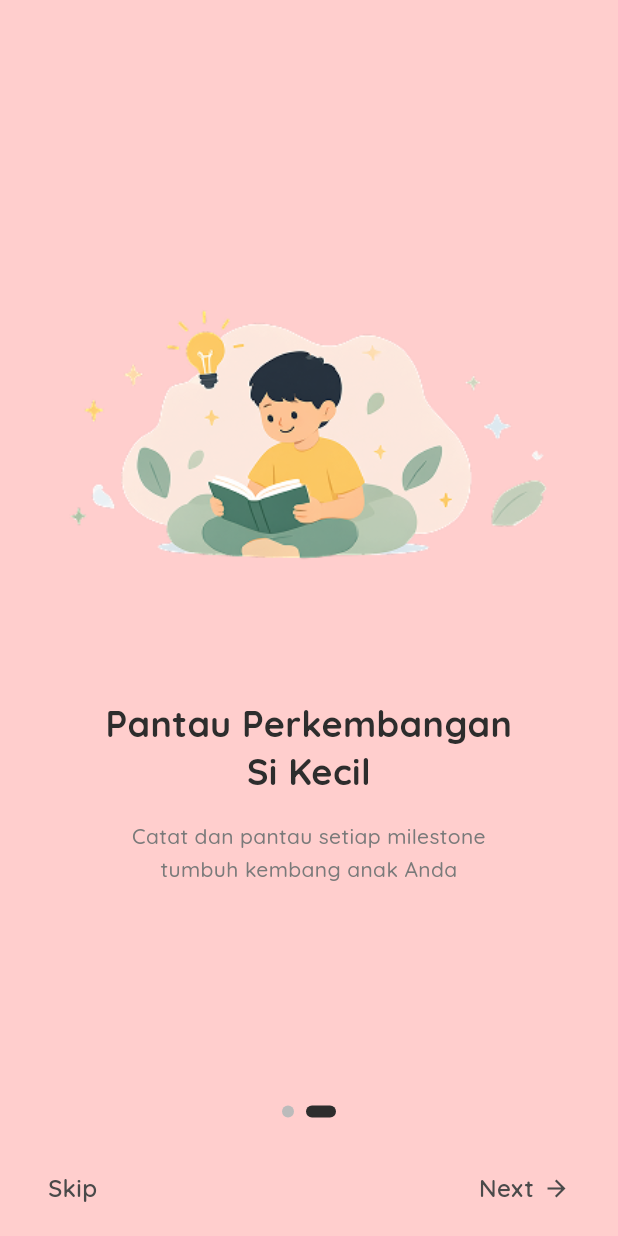
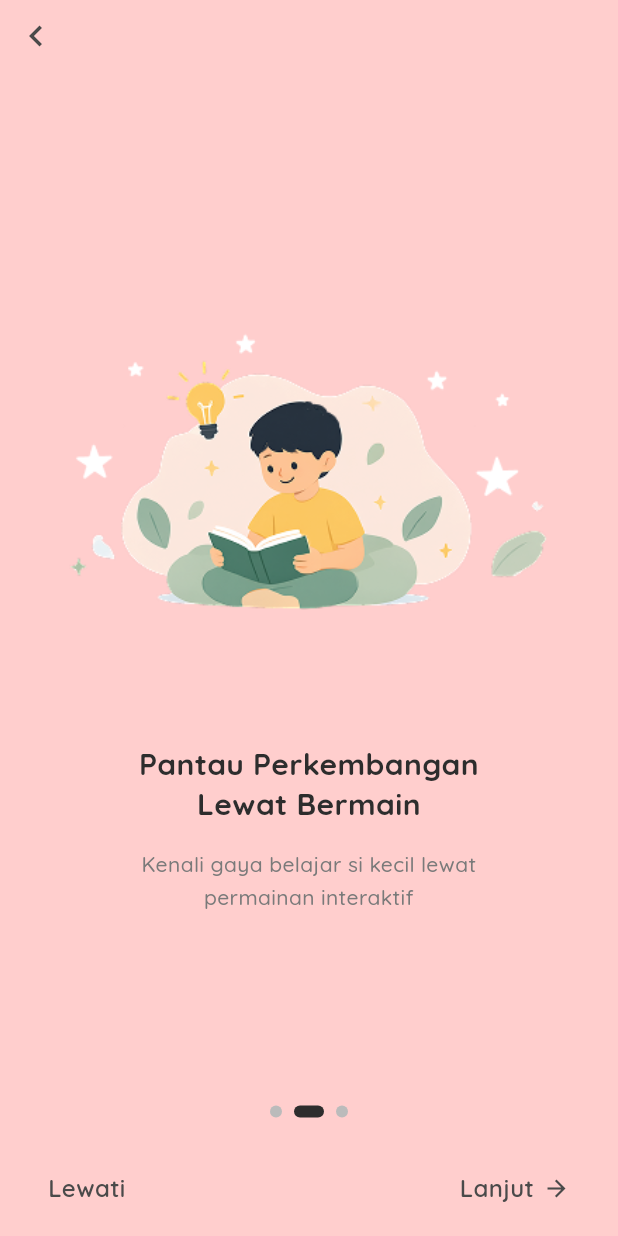
Before and after one commit to xzael24/KawanTumbuh, a Flutter app: the screen it shows after launch, swiped to page 2, on a phone screen of 412 x 824 dp. Run offline on Flutter 3.47's test engine with Material 3 defaults, Android fonts, the phone set to English and light mode, and no system bars; our stand-ins replace google_fonts.

Commit message:
on boarding

```diff
--- a/apps/mobile/kawan_tumbuh/lib/onboarding_screen.dart
+++ b/apps/mobile/kawan_tumbuh/lib/onboarding_screen.dart
@@ -19,11 +19,15 @@ class _OnboardingScreenState extends State<OnboardingScreen> {
       'title': 'Tumbuh Bersama\ndi Setiap Langkahnya',
       'subtitle': 'Kenali potensi dan stimulasi tumbuh\nkembangnya sejak dini',
     },
-    // Tambah halaman onboarding lainnya di sini nanti
     {
       'image': 'assets/images/ob1_illustration.png',
-      'title': 'Pantau Perkembangan\nSi Kecil',
-      'subtitle': 'Catat dan pantau setiap milestone\ntumbuh kembang anak Anda',
+      'title': 'Pantau Perkembangan\nLewat Bermain',
+      'subtitle': 'Kenali gaya belajar si kecil lewat\npermainan interaktif',
+    },
+    {
+      'image': 'assets/images/ob1_illustration.png',
+      'title': 'Dampingi Si Kecil Tumbuh\nPercaya Diri',
+      'subtitle': 'Dapatkan panduan stimulasi harian\nsesuai kebutuhan unik si kecil',
     },
   ];
 
@@ -35,6 +39,15 @@ class _OnboardingScreenState extends State<OnboardingScreen> {
       );
     } else {
       _goToHome();
+    }
+  }
+
+  void _onBack() {
+    if (_currentPage > 0) {
+      _pageController.previousPage(
+        duration: const Duration(milliseconds: 350),
+        curve: Curves.easeInOut,
+      );
     }
   }
 
@@ -50,15 +63,37 @@ class _OnboardingScreenState extends State<OnboardingScreen> {
 
   @override
   Widget build(BuildContext context) {
+    final bool isFirst = _currentPage == 0;
+    final bool isLast = _currentPage == _pages.length - 1;
+
     return Scaffold(
       backgroundColor: const Color(0xFFFFCECD),
       body: SafeArea(
         child: Column(
           children: [
+            // ── Top bar: tombol back (hanya OB 2 & 3) ─────────────────
+            SizedBox(
+              height: 48,
+              child: Align(
+                alignment: Alignment.centerLeft,
+                child: isFirst
+                    ? const SizedBox.shrink()
+                    : IconButton(
+                        onPressed: _onBack,
+                        icon: const Icon(
+                          Icons.chevron_left,
+                          size: 28,
+                          color: Color(0xFF4A4A4A),
+                        ),
+                      ),
+              ),
+            ),
+
             // ── PageView ──────────────────────────────────────────────
             Expanded(
               child: PageView.builder(
                 controller: _pageController,
+                physics: const NeverScrollableScrollPhysics(),
                 itemCount: _pages.length,
                 onPageChanged: (index) {
                   setState(() => _currentPage = index);
@@ -85,17 +120,17 @@ class _OnboardingScreenState extends State<OnboardingScreen> {
               ),
             ),
 
-            // ── Bottom Nav: Skip / Next ────────────────────────────────
+            // ── Bottom Nav: Lewati / Lanjut|Mulai ─────────────────────
             Padding(
               padding: const EdgeInsets.symmetric(horizontal: 32, vertical: 20),
               child: Row(
                 mainAxisAlignment: MainAxisAlignment.spaceBetween,
                 children: [
-                  // Skip
+                  // Lewati
                   GestureDetector(
                     onTap: _goToHome,
                     child: Text(
-                      'Skip',
+                      'Lewati',
                       style: GoogleFonts.quicksand(
                         fontSize: 16,
                         fontWeight: FontWeight.w600,
@@ -104,13 +139,13 @@ class _OnboardingScreenState extends State<OnboardingScreen> {
                     ),
                   ),
 
-                  // Next →
+                  // Lanjut → / Mulai →
                   GestureDetector(
                     onTap: _onNext,
                     child: Row(
                       children: [
                         Text(
-                          'Next',
+                          isLast ? 'Mulai' : 'Lanjut',
                           style: GoogleFonts.quicksand(
                             fontSize: 16,
                             fontWeight: FontWeight.w600,
@@ -171,7 +206,7 @@ class _OnboardingPage extends StatelessWidget {
             title,
             textAlign: TextAlign.center,
             style: GoogleFonts.quicksand(
-              fontSize: 24,
+              fontSize: 20,
               fontWeight: FontWeight.w700,
               color: const Color(0xFF2D2D2D),
               height: 1.35,
--- a/apps/mobile/kawan_tumbuh/lib/splash_screen.dart
+++ b/apps/mobile/kawan_tumbuh/lib/splash_screen.dart
@@ -84,7 +84,7 @@ class _SplashScreenState extends State<SplashScreen>
   @override
   Widget build(BuildContext context) {
     return Scaffold(
-      backgroundColor: const Color(0xFFF5F0E8),
+      backgroundColor: const Color(0xFFFFFFFF),
       body: Center(
         child: Column(
           mainAxisAlignment: MainAxisAlignment.center,
```
Also changed, not shown: apps/mobile/kawan_tumbuh/assets/images/ob1_illustration.png.
